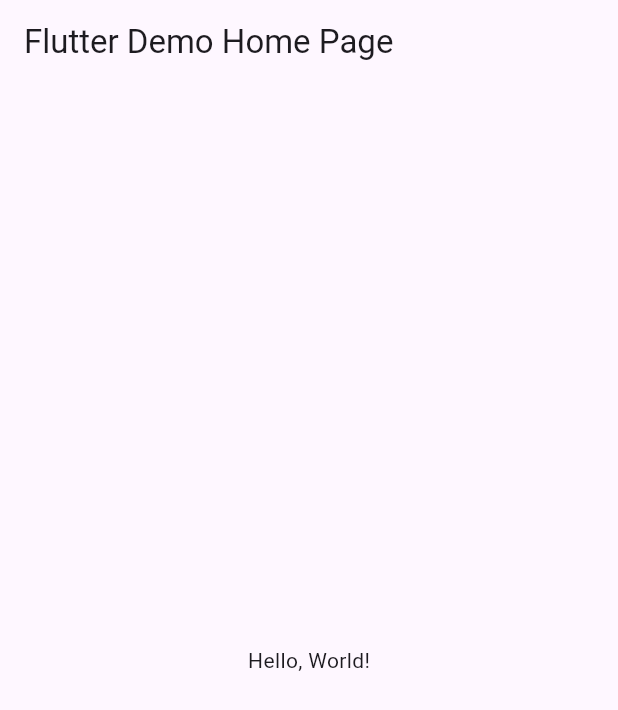
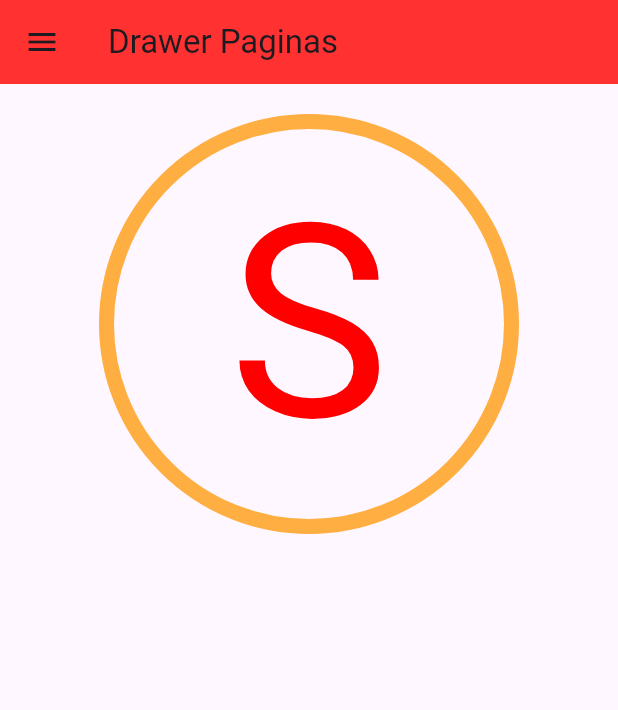
Before and after one commit to hernandez5i/UII-A3-drawer, a Flutter app: the screen it shows after launch, on a phone screen of 412 x 824 dp. Shown: the top 710 px of the screen. Run offline on Flutter 3.47's test engine with Material 3 defaults, Android fonts, the phone set to English and light mode, and no system bars.

```diff
--- /dev/null
+++ b/lib/dashboard.dart
@@ -0,0 +1,32 @@
+import 'package:flutter/material.dart';
+
+class DashboardPage extends StatelessWidget {
+  @override
+  Widget build(BuildContext context) {
+    return Container(
+      child: Align(
+        alignment: Alignment.topCenter,
+        child: Container(
+          margin: EdgeInsets.only(top: 20),
+          decoration: BoxDecoration(
+            shape: BoxShape.circle,
+            border: Border.all(
+              color: Color(0xffffae41),
+              width: 10,
+            ),
+          ),
+          width: 280,
+          height: 280,
+          alignment: Alignment.center,
+          child: Text(
+            'S',
+            style: TextStyle(
+              fontSize: 180,
+              color: Color(0xffff0000),
+            ),
+          ),
+        ),
+      ),
+    );
+  }
+}
--- a/lib/main.dart
+++ b/lib/main.dart
@@ -1,43 +1,174 @@
 import 'package:flutter/material.dart';
 
-void main() => runApp(MyApp());
+import 'package:requenesdrawer/privacy_policy.dart';
+import 'package:requenesdrawer/send_feedback.dart';
+import 'package:requenesdrawer/settings.dart';
+import 'contacts.dart';
+import 'dashboard.dart';
+import 'events.dart';
+import 'my_drawer_header.dart';
+import 'notes.dart';
+import 'notifications.dart';
+
+void main() {
+  runApp(MyApp());
+}
 
 class MyApp extends StatelessWidget {
-  const MyApp({super.key});
-  // This widget is the root of your application.
+  const MyApp({Key? key}) : super(key: key);
   @override
   Widget build(BuildContext context) {
     return MaterialApp(
-      // Application name
-      title: 'Flutter Hello World',
-      // Application theme data, you can set the colors for the application as
-      // you want
-      theme: ThemeData(
-        // useMaterial3: false,
-        primarySwatch: Colors.blue,
-      ),
-      // A widget which will be started on application startup
-      home: MyHomePage(title: 'Flutter Demo Home Page'),
+      debugShowCheckedModeBanner: false,
+      home: HomePage(),
     );
   }
 }
+//s9s9s9s  rrrrrrr
 
-class MyHomePage extends StatelessWidget {
-  final String title;
-  const MyHomePage({super.key, required this.title});
+class HomePage extends StatefulWidget {
+  const HomePage({Key? key}) : super(key: key);
+  @override
+  _HomePageState createState() => _HomePageState();
+}
+
+class _HomePageState extends State<HomePage> {
+  var currentPage = DrawerSections.dashboard;
 
   @override
   Widget build(BuildContext context) {
+    var container;
+    if (currentPage == DrawerSections.dashboard) {
+      container = DashboardPage();
+    } else if (currentPage == DrawerSections.contacts) {
+      container = ContactsPage();
+    } else if (currentPage == DrawerSections.events) {
+      container = EventsPage();
+    } else if (currentPage == DrawerSections.notes) {
+      container = NotesPage();
+    } else if (currentPage == DrawerSections.settings) {
+      container = SettingsPage();
+    } else if (currentPage == DrawerSections.notifications) {
+      container = NotificationsPage();
+    } else if (currentPage == DrawerSections.privacy_policy) {
+      container = PrivacyPolicyPage();
+    } else if (currentPage == DrawerSections.send_feedback) {
+      container = SendFeedbackPage();
+    }
     return Scaffold(
       appBar: AppBar(
-        // The title text which will be shown on the action bar
-        title: Text(title),
+        backgroundColor: Color(0xffff3131),
+        title: Text("Drawer Paginas"),
       ),
-      body: Center(
-        child: Text(
-          'Hello, World!',
+      body: container,
+      drawer: Drawer(
+        child: SingleChildScrollView(
+          child: Container(
+            child: Column(
+              children: [
+                MyHeaderDrawer(),
+                MyDrawerList(),
+              ],
+            ),
+          ),
+        ),
+      ),
+    );
+  }
+
+  Widget MyDrawerList() {
+    return Container(
+      padding: EdgeInsets.only(
+        top: 15,
+      ),
+      child: Column(
+        // shows the list of menu drawer
+        children: [
+          menuItem(1, "Dashboard", Icons.dashboard_outlined,
+              currentPage == DrawerSections.dashboard ? true : false),
+          menuItem(2, "Contactos", Icons.people_alt_outlined,
+              currentPage == DrawerSections.contacts ? true : false),
+          menuItem(3, "Degraduado", Icons.event,
+              currentPage == DrawerSections.events ? true : false),
+          menuItem(4, "Cubos de colores", Icons.notes,
+              currentPage == DrawerSections.notes ? true : false),
+          Divider(),
+          menuItem(5, "Cotainer degraduado", Icons.settings_outlined,
+              currentPage == DrawerSections.settings ? true : false),
+          menuItem(6, "Header", Icons.notifications_outlined,
+              currentPage == DrawerSections.notifications ? true : false),
+          Divider(),
+          menuItem(7, "Container con bordo", Icons.privacy_tip_outlined,
+              currentPage == DrawerSections.privacy_policy ? true : false),
+          menuItem(8, "Container degraduado", Icons.feedback_outlined,
+              currentPage == DrawerSections.send_feedback ? true : false),
+        ],
+      ),
+    );
+  }
+
+  Widget menuItem(int id, String title, IconData icon, bool selected) {
+    return Material(
+      color: selected ? Colors.grey[300] : Colors.transparent,
+      child: InkWell(
+        onTap: () {
+          Navigator.pop(context);
+          setState(() {
+            if (id == 1) {
+              currentPage = DrawerSections.dashboard;
+            } else if (id == 2) {
+              currentPage = DrawerSections.contacts;
+            } else if (id == 3) {
+              currentPage = DrawerSections.events;
+            } else if (id == 4) {
+              currentPage = DrawerSections.notes;
+            } else if (id == 5) {
+              currentPage = DrawerSections.settings;
+            } else if (id == 6) {
+              currentPage = DrawerSections.notifications;
+            } else if (id == 7) {
+              currentPage = DrawerSections.privacy_policy;
+            } else if (id == 8) {
+              currentPage = DrawerSections.send_feedback;
+            }
+          });
+        },
+        child: Padding(
+          padding: EdgeInsets.all(15.0),
+          child: Row(
+            children: [
+              Expanded(
+                child: Icon(
+                  icon,
+                  size: 20,
+                  color: Colors.black,
+                ),
+              ),
+              Expanded(
+                flex: 3,
+                child: Text(
+                  title,
+                  style: TextStyle(
+                    color: Colors.black,
+                    fontSize: 16,
+                  ),
+                ),
+              ),
+            ],
+          ),
         ),
       ),
     );
   }
 }
+
+enum DrawerSections {
+  dashboard,
+  contacts,
+  events,
+  notes,
+  settings,
+  notifications,
+  privacy_policy,
+  send_feedback,
+}
--- a/pubspec.yaml
+++ b/pubspec.yaml
@@ -17,6 +17,9 @@ dev_dependencies:
 
 flutter:
   uses-material-design: true
+  assets:
+    - assets/images/profile.jpg
+    - assets/
   # assets:
   #  - images/a_dot_burr.jpeg
   #  - images/a_dot_ham.jpeg
```
Also changed, not shown: lib/contacts.dart (added, +84 -0 lines), lib/events.dart (added, +28 -0 lines), lib/my_drawer_header.dart (added, +44 -0 lines), lib/notes.dart (added, +30 -0 lines), lib/notifications.dart (added, +38 -0 lines), lib/privacy_policy.dart (added, +41 -0 lines), lib/send_feedback.dart (added, +46 -0 lines), lib/settings.dart (added, +34 -0 lines), assets/images/avatar.jpg (added), assets/images/profile.jpg (added).
